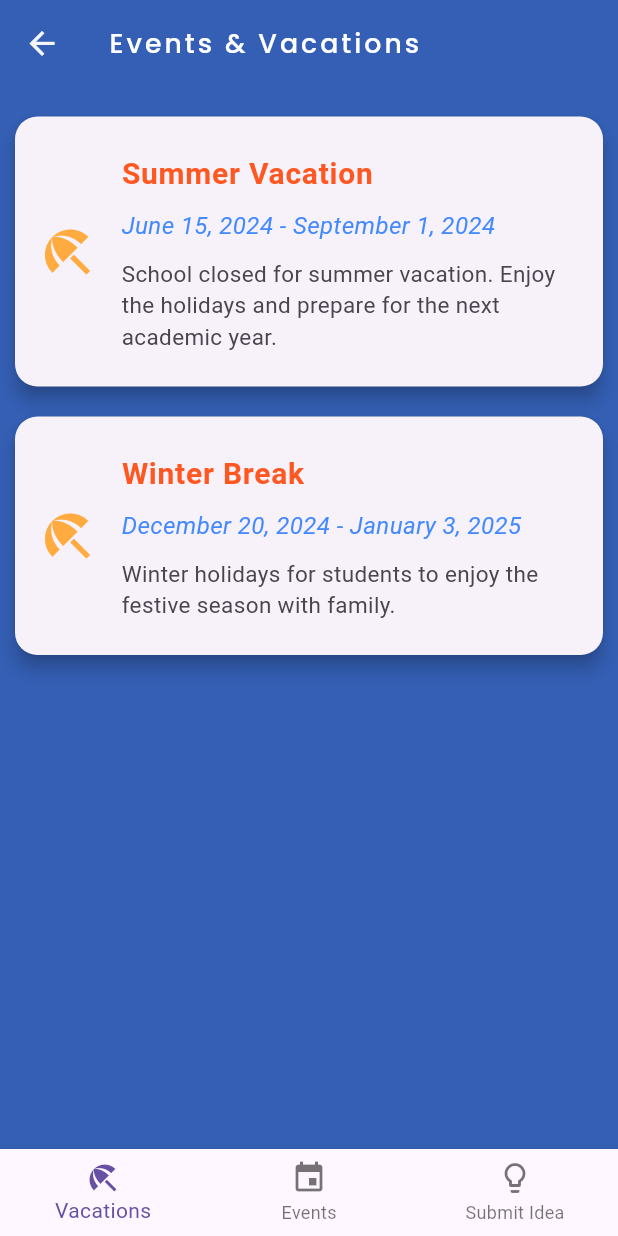
After one commit to mariembenhassen/Tunisia-Learning, a Flutter app: the EventsVacationsPage screen opened directly, on a phone screen of 412 x 824 dp. The commit adds this screen. Run offline on Flutter 3.47's test engine with Material 3 defaults, Android fonts, the phone set to English and light mode, and no system bars; our stand-ins replace file_picker, flutter_svg, font_awesome_flutter, google_fonts, google_nav_bar, image_picker and 1 more; network calls fail.

Commit message:
update  added reports , events and holidays

```diff
--- a/lib/screens/Messagerie_screen/Teacher_Messagerie_screen.dart
+++ b/lib/screens/Messagerie_screen/Teacher_Messagerie_screen.dart
@@ -1,5 +1,6 @@
 import 'package:flutter/material.dart';
 import 'package:flutter_first_project/screens/Messagerie_screen/Teacher_messages/ChatPage.dart';
+import 'package:flutter_first_project/screens/Messagerie_screen/Teacher_messages/send_to_parent.dart';
 import 'package:font_awesome_flutter/font_awesome_flutter.dart';
 import 'package:http/http.dart' as http;
 import 'dart:convert';
@@ -379,7 +380,9 @@ class _TeacherMessagingPageState extends State<TeacherMessagingPage> {
         onPressed: () {
           Navigator.pushNamed(
             context,
-            '/sendMessagePage', // Define your route for sending message
+            SendToParentPage.routeName,
+
+            // Define your route for sending message
             arguments: {
               'students': _students,
               'parents': _parents,
--- /dev/null
+++ b/lib/vacationandevents.dart
@@ -0,0 +1,317 @@
+import 'package:flutter/material.dart';
+
+class EventsVacationsPage extends StatefulWidget {
+  @override
+  _EventsVacationsPageState createState() => _EventsVacationsPageState();
+}
+
+class _EventsVacationsPageState extends State<EventsVacationsPage> {
+  int _selectedIndex = 0;
+
+  // Data for vacations (no voting)
+  final List<Map<String, String>> vacations = [
+    {
+      'title': 'Summer Vacation',
+      'date': 'June 15, 2024 - September 1, 2024',
+      'description':
+          'School closed for summer vacation. Enjoy the holidays and prepare for the next academic year.',
+    },
+    {
+      'title': 'Winter Break',
+      'date': 'December 20, 2024 - January 3, 2025',
+      'description':
+          'Winter holidays for students to enjoy the festive season with family.',
+    },
+  ];
+
+  // Data for events (with voting)
+  final List<Map<String, String>> events = [
+    {
+      'title': 'Parent-Teacher Meeting',
+      'date': 'November 10, 2024',
+      'description':
+          'Annual parent-teacher meeting to discuss student progress and school updates.',
+    },
+    {
+      'title': 'School Trip to Historical Sites',
+      'date': 'March 30, 2024',
+      'description':
+          'A field trip to explore Tunisian historical landmarks with students.',
+    },
+    {
+      'title': 'Museum Visit',
+      'date': 'February 12, 2024',
+      'description':
+          'A day trip to visit a local museum and learn about Tunisian culture.',
+    },
+  ];
+
+  // Controller for the idea submission form
+  final TextEditingController _ideaController = TextEditingController();
+
+  // Function to show event voting
+  void _showEventDetails(BuildContext context, Map<String, String> event) {
+    showModalBottomSheet(
+      context: context,
+      builder: (BuildContext context) {
+        return Padding(
+          padding: const EdgeInsets.all(16),
+          child: Column(
+            mainAxisSize: MainAxisSize.min,
+            crossAxisAlignment: CrossAxisAlignment.start,
+            children: [
+              Text(
+                event['title']!,
+                style: TextStyle(
+                    fontSize: 22,
+                    fontWeight: FontWeight.bold,
+                    color: Colors.orange),
+              ),
+              SizedBox(height: 10),
+              Text(
+                event['date']!,
+                style: TextStyle(fontSize: 18, color: Colors.blueAccent),
+              ),
+              SizedBox(height: 10),
+              Text(
+                event['description']!,
+                style: TextStyle(fontSize: 16, color: Colors.black),
+              ),
+              SizedBox(height: 20),
+              Row(
+                mainAxisAlignment: MainAxisAlignment.spaceEvenly,
+                children: [
+                  ElevatedButton(
+                    style:
+                        ElevatedButton.styleFrom(backgroundColor: Colors.green),
+                    onPressed: () {
+                      // Action for "Interested"
+                      Navigator.pop(context);
+                      ScaffoldMessenger.of(context).showSnackBar(
+                        SnackBar(
+                          content: Text(
+                              'You marked yourself as interested in ${event['title']}!'),
+                        ),
+                      );
+                    },
+                    child: Text('Interested'),
+                  ),
+                  ElevatedButton(
+                    style:
+                        ElevatedButton.styleFrom(backgroundColor: Colors.red),
+                    onPressed: () {
+                      // Action for "Not Interested"
+                      Navigator.pop(context);
+                      ScaffoldMessenger.of(context).showSnackBar(
+                        SnackBar(
+                          content: Text(
+                              'You marked yourself as not interested in ${event['title']}.'),
+                        ),
+                      );
+                    },
+                    child: Text('Not Interested'),
+                  ),
+                ],
+              ),
+              SizedBox(height: 10),
+            ],
+          ),
+        );
+      },
+    );
+  }
+
+  // Function to build vacation list (no voting)
+  Widget _buildVacations() {
+    return ListView.builder(
+      padding: EdgeInsets.all(10),
+      itemCount: vacations.length,
+      itemBuilder: (context, index) {
+        return Card(
+          margin: EdgeInsets.symmetric(vertical: 10),
+          elevation: 5,
+          shape: RoundedRectangleBorder(
+            borderRadius: BorderRadius.circular(15),
+          ),
+          child: ListTile(
+            contentPadding: EdgeInsets.all(15),
+            title: Text(
+              vacations[index]['title']!,
+              style: TextStyle(
+                  fontSize: 20,
+                  fontWeight: FontWeight.bold,
+                  color: Colors.deepOrange),
+            ),
+            subtitle: Column(
+              crossAxisAlignment: CrossAxisAlignment.start,
+              children: [
+                SizedBox(height: 8),
+                Text(
+                  vacations[index]['date']!,
+                  style: TextStyle(
+                      fontSize: 16,
+                      color: Colors.blueAccent,
+                      fontStyle: FontStyle.italic),
+                ),
+                SizedBox(height: 10),
+                Text(
+                  vacations[index]['description']!,
+                  style: TextStyle(fontSize: 15),
+                ),
+              ],
+            ),
+            leading:
+                Icon(Icons.beach_access, color: Colors.orangeAccent, size: 40),
+          ),
+        );
+      },
+    );
+  }
+
+  // Function to build event list (with voting)
+  Widget _buildEvents() {
+    return ListView.builder(
+      padding: EdgeInsets.all(10),
+      itemCount: events.length,
+      itemBuilder: (context, index) {
+        return Card(
+          margin: EdgeInsets.symmetric(vertical: 10),
+          elevation: 5,
+          shape: RoundedRectangleBorder(
+            borderRadius: BorderRadius.circular(15),
+          ),
+          child: ListTile(
+            contentPadding: EdgeInsets.all(15),
+            title: Text(
+              events[index]['title']!,
+              style: TextStyle(
+                  fontSize: 20,
+                  fontWeight: FontWeight.bold,
+                  color: Colors.deepOrange),
+            ),
+            subtitle: Column(
+              crossAxisAlignment: CrossAxisAlignment.start,
+              children: [
+                SizedBox(height: 8),
+                Text(
+                  events[index]['date']!,
+                  style: TextStyle(
+                      fontSize: 16,
+                      color: Colors.blueAccent,
+                      fontStyle: FontStyle.italic),
+                ),
+                SizedBox(height: 10),
+                Text(
+                  events[index]['description']!,
+                  style: TextStyle(fontSize: 15),
+                ),
+              ],
+            ),
+            leading: Icon(Icons.event, color: Colors.orangeAccent, size: 40),
+            trailing:
+                Icon(Icons.arrow_forward_ios, color: Colors.deepOrangeAccent),
+            onTap: () {
+              _showEventDetails(context, events[index]);
+            },
+          ),
+        );
+      },
+    );
+  }
+
+  // Function to build idea submission form
+  Widget _buildSubmitIdeaForm() {
+    return Padding(
+      padding: const EdgeInsets.all(16.0),
+      child: Column(
+        crossAxisAlignment: CrossAxisAlignment.start,
+        children: [
+          Text(
+            'If you have any ideas that can benefit our future heroes, please share them with us! 🌟🤝✨',
+            style: TextStyle(
+                fontSize: 20,
+                fontWeight: FontWeight.bold), // Slightly smaller font size
+          ),
+          SizedBox(height: 16), // Reduced space for better fit on mobile
+          TextField(
+            controller: _ideaController,
+            maxLines: 5,
+            decoration: InputDecoration(
+              labelText: 'Write your idea here...',
+              labelStyle: TextStyle(fontSize: 16), // Adjust label font size
+              border: OutlineInputBorder(),
+              contentPadding: EdgeInsets.symmetric(
+                  vertical: 12,
+                  horizontal: 8), // Better padding inside the field
+            ),
+          ),
+          SizedBox(height: 16), // Reduced space for better fit on mobile
+          Center(
+            child: ElevatedButton(
+              onPressed: () {
+                if (_ideaController.text.isNotEmpty) {
+                  // Simulate submission of the idea
+                  ScaffoldMessenger.of(context).showSnackBar(
+                    SnackBar(
+                      content: Text('Thank you for submitting your idea!'),
+                    ),
+                  );
+                  _ideaController.clear();
+                }
+              },
+              style: ElevatedButton.styleFrom(
+                padding: EdgeInsets.symmetric(
+                    horizontal: 24, vertical: 12), // Better button padding
+                textStyle: TextStyle(fontSize: 18), // Adjust button text size
+              ),
+              child: Text('Submit Idea'),
+            ),
+          ),
+        ],
+      ),
+    );
+  }
+
+  @override
+  Widget build(BuildContext context) {
+    return Scaffold(
+      appBar: AppBar(
+        title: Text(
+          'Events & Vacations',
+          style: TextStyle(color: Colors.white),
+        ),
+        backgroundColor: Color(0xFF345FB4),
+      ),
+      body: IndexedStack(
+        index: _selectedIndex,
+        children: [
+          _buildVacations(),
+          _buildEvents(),
+          _buildSubmitIdeaForm(),
+        ],
+      ),
+      bottomNavigationBar: BottomNavigationBar(
+        currentIndex: _selectedIndex,
+        onTap: (index) {
+          setState(() {
+            _selectedIndex = index;
+          });
+        },
+        items: [
+          BottomNavigationBarItem(
+            icon: Icon(Icons.beach_access),
+            label: 'Vacations',
+          ),
+          BottomNavigationBarItem(
+            icon: Icon(Icons.event),
+            label: 'Events',
+          ),
+          BottomNavigationBarItem(
+            icon: Icon(Icons.lightbulb_outline),
+            label: 'Submit Idea',
+          ),
+        ],
+      ),
+    );
+  }
+}
```
Also changed, not shown: lib/reports.dart (added, +177 -0 lines), lib/screens/Messagerie_screen/Teacher_messages/Abscence_Demande/Abscence.dart (+29 -9 lines), lib/screens/Messagerie_screen/Teacher_messages/Ratrapage_Demande/Ratrapage_Demande.dart (+17 -9 lines), lib/screens/home_screen/child_detail_screen.dart (+7 -2 lines), lib/screens/my_profile/my_profile.dart (+8 -2 lines).
